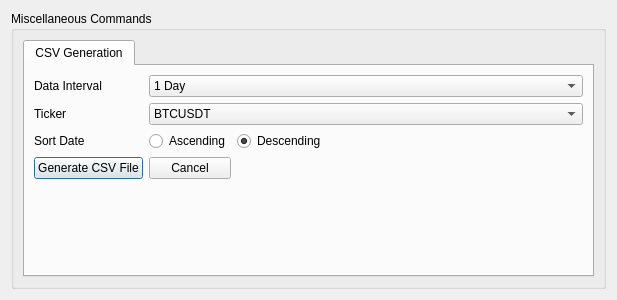
The window that UI/otherCommands.ui (ZENALC/algobot) describes before a commit, drawn with Qt 5.
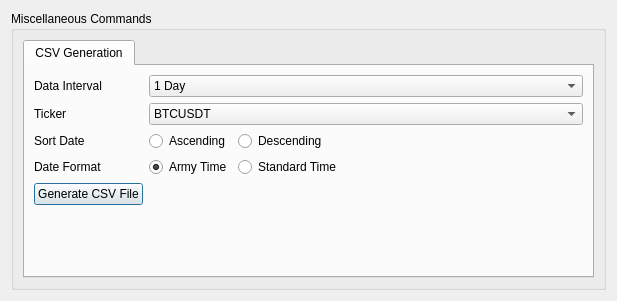
The same window after the commit.

Commit message: add support for army time

```diff
--- a/UI/otherCommands.ui
+++ b/UI/otherCommands.ui
@@ -42,7 +42,24 @@
           <string>CSV Generation</string>
          </attribute>
          <layout class="QGridLayout" name="gridLayout_11">
-          <item row="0" column="1" colspan="2">
+          <item row="3" column="1">
+           <widget class="QRadioButton" name="armyDateRadio">
+            <property name="text">
+             <string>Army Time</string>
+            </property>
+            <property name="checked">
+             <bool>true</bool>
+            </property>
+           </widget>
+          </item>
+          <item row="3" column="0">
+           <widget class="QLabel" name="dateFormatLabel">
+            <property name="text">
+             <string>Date Format</string>
+            </property>
+           </widget>
+          </item>
+          <item row="0" column="1" colspan="3">
            <widget class="QComboBox" name="csvGenerationDataInterval">
             <property name="sizePolicy">
              <sizepolicy hsizetype="MinimumExpanding" vsizetype="Fixed">
@@ -117,7 +134,14 @@
             </item>
            </widget>
           </item>
-          <item row="5" column="0">
+          <item row="0" column="0">
+           <widget class="QLabel" name="csvGenerationDataLabel">
+            <property name="text">
+             <string>Data Interval</string>
+            </property>
+           </widget>
+          </item>
+          <item row="6" column="0">
            <spacer name="verticalSpacer_2">
             <property name="orientation">
              <enum>Qt::Vertical</enum>
@@ -143,21 +167,7 @@
             </property>
            </widget>
           </item>
-          <item row="0" column="0">
-           <widget class="QLabel" name="csvGenerationDataLabel">
-            <property name="text">
-             <string>Data Interval</string>
-            </property>
-           </widget>
-          </item>
-          <item row="4" column="0" colspan="3">
-           <widget class="QLabel" name="csvGenerationStatus">
-            <property name="text">
-             <string/>
-            </property>
-           </widget>
-          </item>
-          <item row="1" column="1" colspan="2">
+          <item row="1" column="1" colspan="3">
            <widget class="QComboBox" name="csvGenerationTicker">
             <property name="sizePolicy">
              <sizepolicy hsizetype="MinimumExpanding" vsizetype="Fixed">
@@ -172,19 +182,6 @@
             </item>
            </widget>
           </item>
-          <item row="3" column="0">
-           <widget class="QPushButton" name="generateCSVButton">
-            <property name="sizePolicy">
-             <sizepolicy hsizetype="Maximum" vsizetype="Fixed">
-              <horstretch>0</horstretch>
-              <verstretch>0</verstretch>
-             </sizepolicy>
-            </property>
-            <property name="text">
-             <string>Generate CSV File</string>
-            </property>
-           </widget>
-          </item>
           <item row="2" column="0">
            <widget class="QLabel" name="sortLabel">
             <property name="text">
@@ -192,6 +189,26 @@
             </property>
            </widget>
           </item>
+          <item row="5" column="0" colspan="4">
+           <widget class="QLabel" name="csvGenerationStatus">
+            <property name="text">
+             <string/>
+            </property>
+           </widget>
+          </item>
+          <item row="4" column="0">
+           <widget class="QPushButton" name="generateCSVButton">
+            <property name="sizePolicy">
+             <sizepolicy hsizetype="Maximum" vsizetype="Fixed">
+              <horstretch>0</horstretch>
+              <verstretch>0</verstretch>
+             </sizepolicy>
+            </property>
+            <property name="text">
+             <string>Generate CSV File</string>
+            </property>
+           </widget>
+          </item>
           <item row="2" column="1">
            <widget class="QRadioButton" name="ascendingDateRadio">
             <property name="sizePolicy">
@@ -205,20 +222,20 @@
             </property>
            </widget>
           </item>
+          <item row="3" column="2">
+           <widget class="QRadioButton" name="standardDateRadio">
+            <property name="text">
+             <string>Standard Time</string>
+            </property>
+           </widget>
+          </item>
           <item row="2" column="2">
            <widget class="QRadioButton" name="descendingDateRadio">
             <property name="text">
              <string>Descending</string>
             </property>
             <property name="checked">
-             <bool>true</bool>
-            </property>
-           </widget>
-          </item>
-          <item row="3" column="1">
-           <widget class="QPushButton" name="cancelButton">
-            <property name="text">
-             <string>Cancel</string>
+             <bool>false</bool>
             </property>
            </widget>
           </item>
```
The commit also changes 2 other files.
